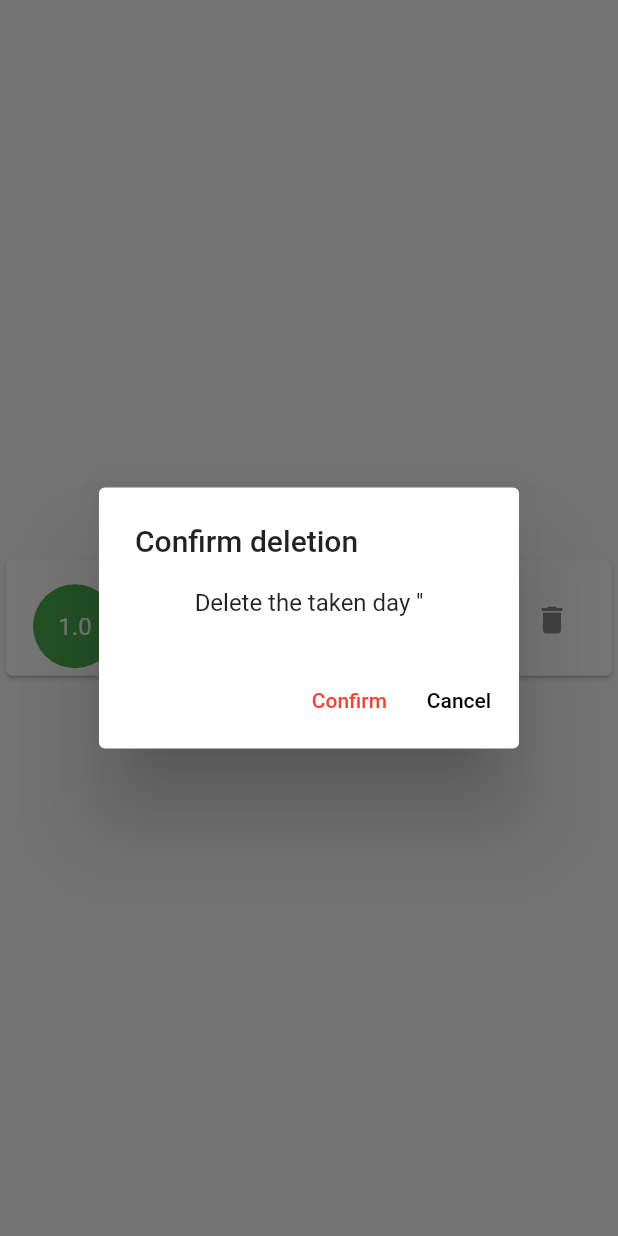
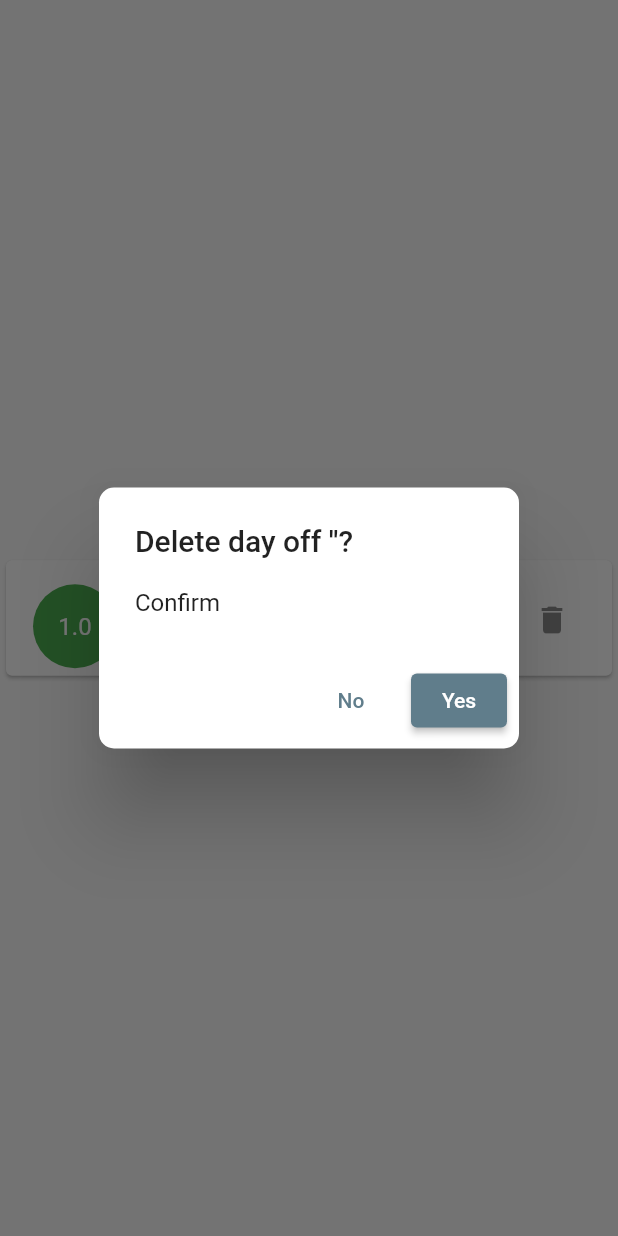
Before and after one commit to Sispheor/Reuteuteu, a Flutter app: the DayOffCardWidget widget shown alone on an empty page, opened directly with empty values, after a tap on the "delete" icon, on a phone screen of 412 x 824 dp. Run offline on Flutter 3.47's test engine with Material 2 defaults, Android fonts, the light colour scheme and no system bars; drawn by our look-alikes of timeline_tile; our stand-ins replace hive, hive_flutter, syncfusion_flutter_gauges; accounts and stored records are empty.

Commit message:
add reusable confirm delete dialog

```diff
--- a/lib/widgets/day_off_card.dart
+++ b/lib/widgets/day_off_card.dart
@@ -3,6 +3,7 @@ import 'package:intl/intl.dart';
 import 'package:reuteuteu/models/day_off.dart';
 import 'package:reuteuteu/models/pool.dart';
 import 'package:reuteuteu/pages/create_or_edit_day_off.dart';
+import 'package:reuteuteu/widgets/dialog_confirm_cancel.dart';
 import 'package:timeline_tile/timeline_tile.dart';
 
 class DayOffCardWidget extends StatefulWidget {
@@ -51,8 +52,12 @@ class _DayOffCardWidgetState extends State<DayOffCardWidget> {
                         MaterialPageRoute(builder: (_) => CreateOrEditDayOffPage(isEdit: true, pool: widget.pool, callback: widget.callback, dayOff: widget.dayOff))
                     ).then((_) => setState(() {}));
                   }, icon: const Icon(Icons.edit)),
-                  IconButton(onPressed: () {
-                    _showConfirmDeleteDialog(context, widget.dayOff);
+                  IconButton(onPressed: () async {
+                    final action = await ConfirmCancelDialogs.yesAbortDialog(context, "Delete day off '${widget.dayOff.name}'?", 'Confirm');
+                    if (action == DialogAction.confirmed) {
+                      widget.dayOff.delete();
+                      widget.callback();
+                    }
                   }, icon: const Icon(Icons.delete)),
                 ],
               ),
@@ -63,40 +68,6 @@ class _DayOffCardWidgetState extends State<DayOffCardWidget> {
     );
   }
 
-  Future<void> _showConfirmDeleteDialog(BuildContext context, DayOff dayOffToDelete) async {
-    return showDialog<void>(
-      context: context,
-      barrierDismissible: false, // user must tap button
-      builder: (BuildContext context) {
-        return AlertDialog(
-          title: const Text('Confirm deletion'),
-          content: SingleChildScrollView(
-            child: Column(
-              children: [
-                Text("Delete the taken day '${dayOffToDelete.name}'"),
-              ],
-            ),
-          ),
-          actions: [
-            TextButton(
-              child: const Text('Confirm', style: TextStyle(color: Colors.red)),
-              onPressed: () async {
-                widget.dayOff.delete();
-                widget.callback();
-                Navigator.of(context).pop();
-              },
-            ),
-            TextButton(
-              child: const Text('Cancel', style: TextStyle(color: Colors.black)),
-              onPressed: () {
-                Navigator.of(context).pop();
-              },
-            ),
-          ],
-        );
-      },
-    );
-  }
 }
 
 
--- /dev/null
+++ b/lib/widgets/dialog_confirm_cancel.dart
@@ -0,0 +1,41 @@
+import 'package:flutter/material.dart';
+
+enum DialogAction { confirmed, canceled }
+
+class ConfirmCancelDialogs {
+  static Future<DialogAction> yesAbortDialog(
+      BuildContext context,
+      String title,
+      String body,
+      ) async {
+    final action = await showDialog(
+      context: context,
+      barrierDismissible: false,
+      builder: (BuildContext context) {
+        return AlertDialog(
+          shape: RoundedRectangleBorder(
+            borderRadius: BorderRadius.circular(10),
+          ),
+          title: Text(title),
+          content: Text(body),
+          actions: <Widget>[
+            TextButton(
+              onPressed: () => Navigator.of(context).pop(DialogAction.canceled),
+              child: const Text('No'),
+            ),
+            ElevatedButton(
+              onPressed: () => Navigator.of(context).pop(DialogAction.confirmed),
+              child: const Text(
+                'Yes',
+                style: TextStyle(
+                  color: Colors.white,
+                ),
+              ),
+            ),
+          ],
+        );
+      },
+    );
+    return (action != null) ? action : DialogAction.canceled;
+  }
+}
```
Also changed, not shown: lib/pages/list_pool.dart (+32 -2 lines), lib/widgets/pool_card.dart (+22 -4 lines).
